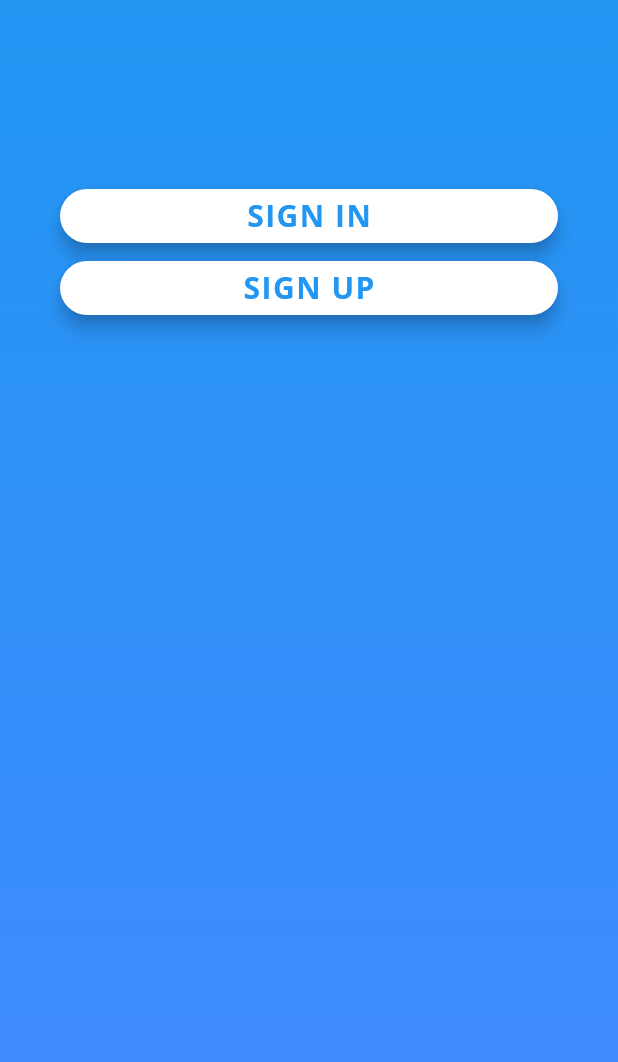
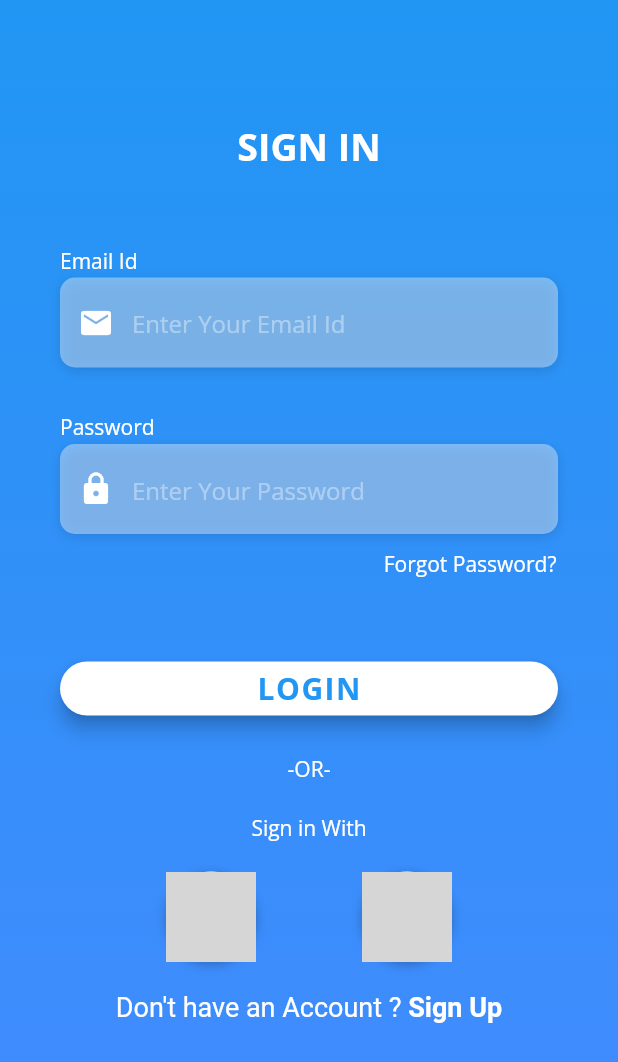
Before and after one commit to kanojiyasmit/login_ui, a Flutter app: the screen it shows after launch, after a tap on "SIGN IN", on a phone screen of 412 x 824 dp. Shown: the top 1062 px of the screen. Run offline on Flutter 3.47's test engine with Material 2 defaults, Android fonts, the phone set to English and light mode, and no system bars; our stand-ins replace google_fonts; grey boxes are pictures that could not be loaded.

Commit message:
sign in complete

```diff
--- a/lib/Pages/Welcome.dart
+++ b/lib/Pages/Welcome.dart
@@ -1,7 +1,7 @@
 import 'package:flutter/cupertino.dart';
 import 'package:flutter/material.dart';
 import 'package:google_fonts/google_fonts.dart';
-import 'package:login_ui/Pages/Constant.dart';
+import 'package:login_ui/Pages/signin.dart';
 
 class Welcome extends StatefulWidget {
   @override
@@ -39,7 +39,10 @@ class _WelcomeState extends State<Welcome> {
                     child: RaisedButton(
                       elevation: 5.0,
                       onPressed: () {
-                        print('Sign IN');
+                        Navigator.push(
+                          context,
+                          MaterialPageRoute(builder: (context) => signin()),
+                        );
                       },
                       shape: RoundedRectangleBorder(
                           borderRadius: BorderRadius.circular(30)),
--- /dev/null
+++ b/lib/Pages/signin.dart
@@ -0,0 +1,307 @@
+import 'package:flutter/material.dart';
+import 'package:google_fonts/google_fonts.dart';
+
+class signin extends StatefulWidget {
+  @override
+  _signinState createState() => _signinState();
+}
+
+class _signinState extends State<signin> {
+  Widget _buildemail() {
+    return Column(
+      crossAxisAlignment: CrossAxisAlignment.start,
+      children: [
+        Text(
+          'Email Id',
+          style: GoogleFonts.openSans(
+            color: Colors.white,
+          ),
+        ),
+        SizedBox(height: 2.0),
+        Container(
+          alignment: Alignment.centerLeft,
+          height: 60.0,
+          decoration: BoxDecoration(
+            borderRadius: BorderRadius.circular(10.0),
+            color: Colors.white38,
+            boxShadow: [
+              BoxShadow(
+                color: Colors.black12,
+                blurRadius: 6.0,
+                offset: Offset(0, 2),
+              ),
+            ],
+          ),
+          child: TextField(
+            keyboardType: TextInputType.emailAddress,
+            decoration: InputDecoration(
+              prefixIcon: Icon(
+                Icons.email,
+                color: Colors.white,
+              ),
+              contentPadding: EdgeInsets.only(top: 14),
+              hintText: 'Enter Your Email Id',
+              hintStyle: GoogleFonts.openSans(
+                color: Colors.white38,
+              ),
+              border: InputBorder.none,
+            ),
+          ),
+        ),
+      ],
+    );
+  }
+
+  Widget _buildpassword() {
+    return Column(
+      crossAxisAlignment: CrossAxisAlignment.start,
+      children: [
+        Text(
+          'Password',
+          style: GoogleFonts.openSans(
+            color: Colors.white,
+          ),
+        ),
+        SizedBox(height: 2.0),
+        Container(
+          alignment: Alignment.centerLeft,
+          height: 60.0,
+          decoration: BoxDecoration(
+            borderRadius: BorderRadius.circular(10.0),
+            color: Colors.white38,
+            boxShadow: [
+              BoxShadow(
+                color: Colors.black12,
+                blurRadius: 6.0,
+                offset: Offset(0, 2),
+              ),
+            ],
+          ),
+          child: TextField(
+            obscureText: true,
+            keyboardType: TextInputType.text,
+            decoration: InputDecoration(
+              prefixIcon: Icon(
+                Icons.lock,
+                color: Colors.white,
+              ),
+              contentPadding: EdgeInsets.only(top: 14),
+              hintText: 'Enter Your Password',
+              hintStyle: GoogleFonts.openSans(
+                color: Colors.white38,
+              ),
+              border: InputBorder.none,
+            ),
+          ),
+        ),
+      ],
+    );
+  }
+
+  Widget _buildreme() {
+    return Container(
+      alignment: Alignment.centerRight,
+      padding: EdgeInsets.only(right: 1.0),
+      child: InkWell(
+        onTap: () {
+          print('Forgot Password');
+        },
+        child: Text(
+          'Forgot Password?',
+          style: GoogleFonts.openSans(
+            textStyle: TextStyle(
+              color: Colors.white,
+            ),
+          ),
+        ),
+      ),
+    );
+  }
+
+  Widget _buildlogin() {
+    return Container(
+      width: double.infinity,
+      decoration: BoxDecoration(),
+      child: RaisedButton(
+        elevation: 5.0,
+        onPressed: () {},
+        shape: RoundedRectangleBorder(borderRadius: BorderRadius.circular(30)),
+        color: Colors.white,
+        child: Text(
+          'LOGIN',
+          style: GoogleFonts.openSans(
+            textStyle: TextStyle(
+              fontSize: 20.0,
+              letterSpacing: 1.0,
+              color: Colors.blue,
+              fontWeight: FontWeight.bold,
+            ),
+          ),
+        ),
+      ),
+    );
+  }
+
+  Widget _buildother() {
+    return Column(
+      children: [
+        Text(
+          '-OR-',
+          style: GoogleFonts.openSans(
+            textStyle: TextStyle(
+              color: Colors.white,
+              fontWeight: FontWeight.w400,
+            ),
+          ),
+        ),
+        SizedBox(height: 20.0),
+        Text(
+          'Sign in With',
+          style: GoogleFonts.openSans(
+            textStyle: TextStyle(
+              color: Colors.white,
+            ),
+          ),
+        ),
+      ],
+    );
+  }
+
+  Widget _buildsocial() {
+    return Padding(
+      padding: EdgeInsets.symmetric(vertical: 20.0),
+      child: Row(
+        mainAxisAlignment: MainAxisAlignment.spaceEvenly,
+        children: [
+          GestureDetector(
+            onTap: () {
+              print('Login With FAcebook');
+            },
+            child: Container(
+              height: 60.0,
+              width: 60.0,
+              decoration: BoxDecoration(
+                shape: BoxShape.circle,
+                color: Colors.white,
+                boxShadow: [
+                  BoxShadow(
+                    color: Colors.black26,
+                    offset: Offset(0, 2),
+                    blurRadius: 6.0,
+                  ),
+                ],
+                image: DecorationImage(
+                  image: AssetImage('assets/Images/Google.png'),
+                ),
+              ),
+            ),
+          ),
+          GestureDetector(
+            onTap: () {
+              print('Login With FAcebook');
+            },
+            child: Container(
+              height: 60.0,
+              width: 60.0,
+              decoration: BoxDecoration(
+                shape: BoxShape.circle,
+                color: Colors.white,
+                boxShadow: [
+                  BoxShadow(
+                    color: Colors.black26,
+                    offset: Offset(0, 2),
+                    blurRadius: 6.0,
+                  ),
+                ],
+                image: DecorationImage(
+                  image: AssetImage('assets/Images/Facebook.png'),
+                ),
+              ),
+            ),
+          ),
+        ],
+      ),
+    );
+  }
+
+  Widget _signup() {
+    return RichText(
+      text: TextSpan(
+        children: [
+          TextSpan(
+            text: 'Don\'t have an Account ? ',
+            style: TextStyle(
+              color: Colors.white,
+              fontSize: 18.0,
+              fontWeight: FontWeight.w400,
+            ),
+          ),
+          TextSpan(
+            text: 'Sign Up',
+            style: TextStyle(
+              color: Colors.white,
+              fontSize: 18.0,
+              fontWeight: FontWeight.bold,
+            ),
+          ),
+        ],
+      ),
+    );
+  }
+
+  @override
+  Widget build(BuildContext context) {
+    return Scaffold(
+      body: Stack(
+        children: [
+          Container(
+            height: double.infinity,
+            width: double.infinity,
+            decoration: BoxDecoration(
+              gradient: LinearGradient(
+                begin: Alignment.topCenter,
+                end: Alignment.bottomCenter,
+                colors: [
+                  Colors.blue,
+                  Colors.blueAccent,
+                ],
+              ),
+            ),
+          ),
+          Container(
+            padding: EdgeInsets.symmetric(horizontal: 40, vertical: 80),
+            child: SingleChildScrollView(
+              child: Column(
+                mainAxisAlignment: MainAxisAlignment.center,
+                children: [
+                  Text(
+                    'SIGN IN',
+                    style: GoogleFonts.openSans(
+                      textStyle: TextStyle(
+                        fontSize: 25.0,
+                        color: Colors.white,
+                        fontWeight: FontWeight.bold,
+                      ),
+                    ),
+                  ),
+                  SizedBox(height: 50.0),
+                  _buildemail(),
+                  SizedBox(height: 30.0),
+                  _buildpassword(),
+                  SizedBox(height: 10.0),
+                  _buildreme(),
+                  SizedBox(height: 50.0),
+                  _buildlogin(),
+                  SizedBox(height: 20.0),
+                  _buildother(),
+                  _buildsocial(),
+                  _signup(),
+                ],
+              ),
+            ),
+          ),
+        ],
+      ),
+    );
+  }
+}
```
Also changed, not shown: assets/Images/Facebook.png (added), assets/Images/Google.png (added), lib/Pages/Constant.dart (deleted).
